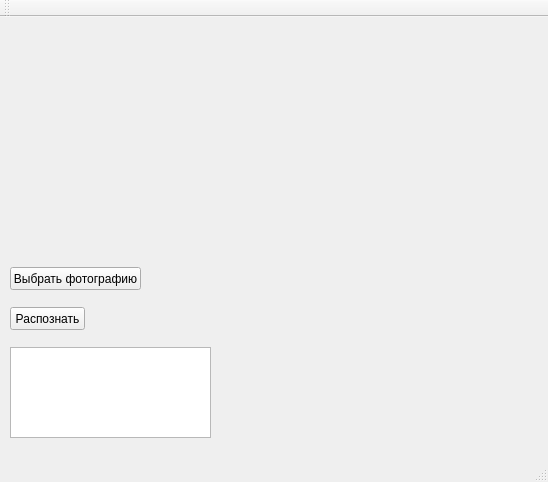
Before: the Qt Designer form source/mainwindow.ui in VVaria/StepIntoTheFuture, drawn with Qt 5.
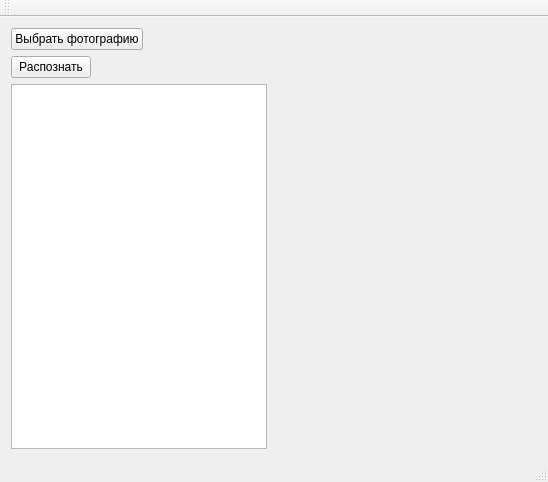
After: the same form once the commit is applied.

The edit to the form file:
```diff
--- a/source/mainwindow.ui
+++ b/source/mainwindow.ui
@@ -10,84 +10,134 @@
     <height>482</height>
    </rect>
   </property>
+  <property name="minimumSize">
+   <size>
+    <width>548</width>
+    <height>482</height>
+   </size>
+  </property>
+  <property name="maximumSize">
+   <size>
+    <width>548</width>
+    <height>482</height>
+   </size>
+  </property>
   <property name="windowTitle">
    <string>MainWindow</string>
   </property>
   <widget class="QWidget" name="centralWidget">
-   <widget class="QTextEdit" name="tb_text">
-    <property name="geometry">
-     <rect>
-      <x>10</x>
-      <y>330</y>
-      <width>201</width>
-      <height>91</height>
-     </rect>
-    </property>
-    <property name="undoRedoEnabled">
-     <bool>true</bool>
-    </property>
-    <property name="readOnly">
-     <bool>true</bool>
-    </property>
-    <property name="acceptRichText">
-     <bool>true</bool>
-    </property>
-   </widget>
+   <layout class="QHBoxLayout" name="horizontalLayout_2">
+    <item>
+     <layout class="QHBoxLayout" name="horizontalLayout">
+      <item>
+       <layout class="QVBoxLayout" name="verticalLayout">
+        <item>
    <widget class="QPushButton" name="btn_choose">
-    <property name="geometry">
-     <rect>
-      <x>10</x>
-      <y>250</y>
-      <width>131</width>
-      <height>23</height>
-     </rect>
+          <property name="sizePolicy">
+           <sizepolicy hsizetype="Fixed" vsizetype="Fixed">
+            <horstretch>0</horstretch>
+            <verstretch>0</verstretch>
+           </sizepolicy>
     </property>
     <property name="text">
      <string>Выбрать фотографию</string>
     </property>
    </widget>
+        </item>
+        <item>
    <widget class="QPushButton" name="btn_find">
     <property name="enabled">
      <bool>true</bool>
     </property>
-    <property name="geometry">
-     <rect>
-      <x>10</x>
-      <y>290</y>
-      <width>75</width>
-      <height>23</height>
-     </rect>
+          <property name="sizePolicy">
+           <sizepolicy hsizetype="Fixed" vsizetype="Fixed">
+            <horstretch>0</horstretch>
+            <verstretch>0</verstretch>
+           </sizepolicy>
     </property>
     <property name="text">
      <string>Распознать</string>
     </property>
    </widget>
+        </item>
+        <item>
+         <widget class="QTextEdit" name="tb_text">
+          <property name="sizePolicy">
+           <sizepolicy hsizetype="Fixed" vsizetype="Expanding">
+            <horstretch>0</horstretch>
+            <verstretch>0</verstretch>
+           </sizepolicy>
+          </property>
+          <property name="undoRedoEnabled">
+           <bool>true</bool>
+          </property>
+          <property name="readOnly">
+           <bool>true</bool>
+          </property>
+          <property name="acceptRichText">
+           <bool>true</bool>
+          </property>
+         </widget>
+        </item>
+       </layout>
+      </item>
+      <item>
+       <layout class="QVBoxLayout" name="verticalLayout_2">
+        <item>
    <widget class="QLabel" name="lb_picture">
-    <property name="geometry">
-     <rect>
-      <x>210</x>
-      <y>10</y>
-      <width>311</width>
+          <property name="sizePolicy">
+           <sizepolicy hsizetype="Fixed" vsizetype="Fixed">
+            <horstretch>0</horstretch>
+            <verstretch>0</verstretch>
+           </sizepolicy>
+          </property>
+          <property name="minimumSize">
+           <size>
+            <width>262</width>
       <height>201</height>
-     </rect>
+           </size>
+          </property>
+          <property name="maximumSize">
+           <size>
+            <width>262</width>
+            <height>201</height>
+           </size>
     </property>
     <property name="text">
      <string/>
     </property>
-   </widget>
+          <property name="alignment">
+           <set>Qt::AlignLeading|Qt::AlignLeft|Qt::AlignVCenter</set>
+          </property>
+         </widget>
+        </item>
+        <item>
    <widget class="QLabel" name="lb_pictrurenew">
-    <property name="geometry">
-     <rect>
-      <x>230</x>
-      <y>250</y>
-      <width>291</width>
-      <height>161</height>
-     </rect>
+          <property name="enabled">
+           <bool>true</bool>
+          </property>
+          <property name="sizePolicy">
+           <sizepolicy hsizetype="Ignored" vsizetype="Ignored">
+            <horstretch>0</horstretch>
+            <verstretch>0</verstretch>
+           </sizepolicy>
     </property>
     <property name="text">
      <string/>
     </property>
-   </widget>
+          <property name="scaledContents">
+           <bool>false</bool>
+          </property>
+          <property name="alignment">
+           <set>Qt::AlignLeading|Qt::AlignLeft|Qt::AlignVCenter</set>
+          </property>
+         </widget>
+        </item>
+       </layout>
+      </item>
+     </layout>
+    </item>
+   </layout>
   </widget>
   <widget class="QMenuBar" name="menuBar">
    <property name="geometry">
```
Lines whose indentation alone changed are shown as unchanged.
